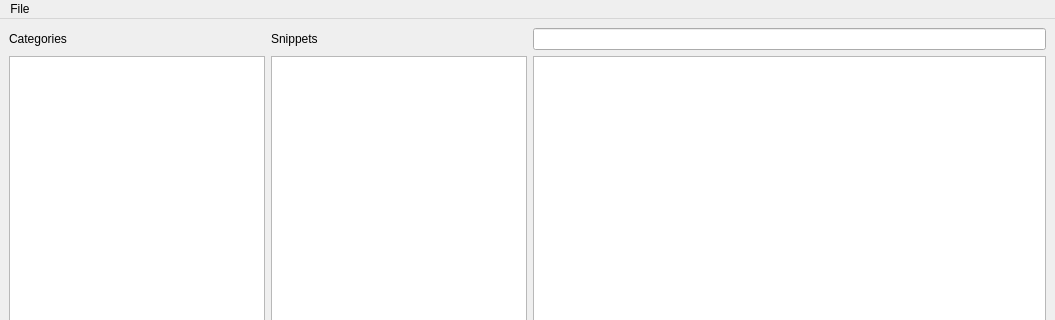
This is mainwindow.ui in plainoldprogrammer/yasm as Qt 5 draws it before an edit; both pictures show x 0 to 1055 and y 0 to 320 of the 1055 by 591 pixel window. The edited form follows.
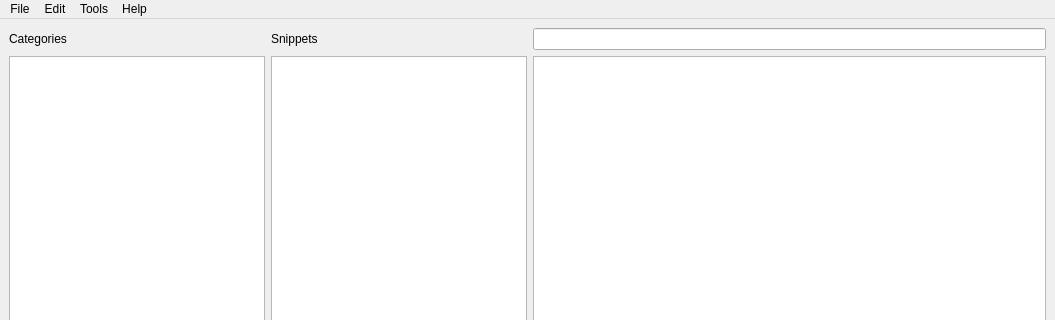
This is the edited form.

Commit message: configuring the menubar

```diff
--- a/mainwindow.ui
+++ b/mainwindow.ui
@@ -86,7 +86,30 @@
     </property>
     <addaction name="actionExit"/>
    </widget>
+   <widget class="QMenu" name="menuEdit">
+    <property name="title">
+     <string>Edit</string>
+    </property>
+    <addaction name="actionCut"/>
+    <addaction name="actionCopy"/>
+    <addaction name="actionPaste"/>
+   </widget>
+   <widget class="QMenu" name="menuTools">
+    <property name="title">
+     <string>Tools</string>
+    </property>
+    <addaction name="actionSettings"/>
+   </widget>
+   <widget class="QMenu" name="menuHelp">
+    <property name="title">
+     <string>Help</string>
+    </property>
+    <addaction name="actionAbout_Yasm"/>
+   </widget>
    <addaction name="menuFile"/>
+   <addaction name="menuEdit"/>
+   <addaction name="menuTools"/>
+   <addaction name="menuHelp"/>
   </widget>
   <widget class="QStatusBar" name="statusbar"/>
   <action name="actionQuit">
```
Left out of the diff: 25 changed lines with no effect on the pictures. The commit also changes 2 other files.
